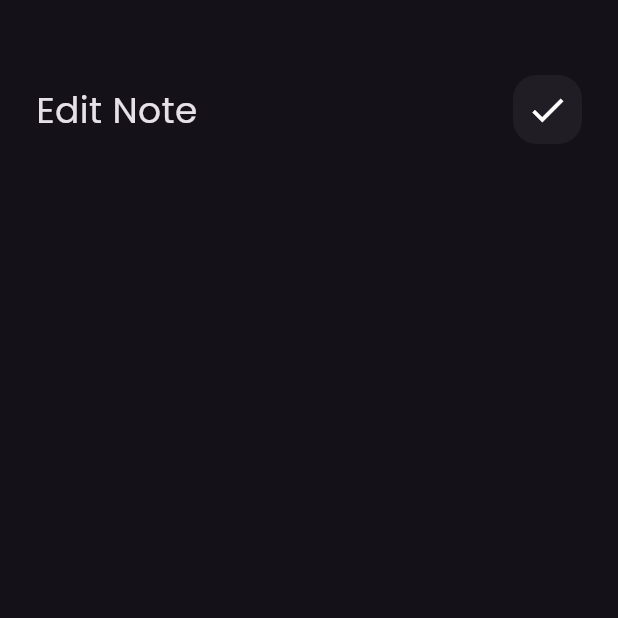
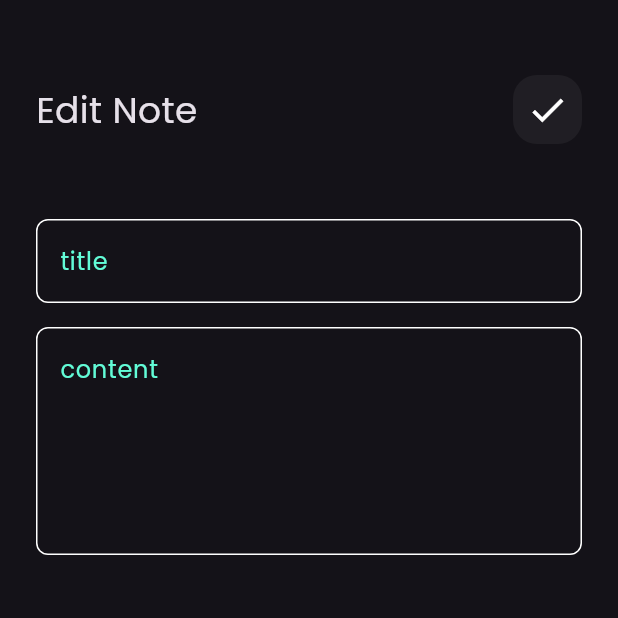
Before and after one commit to ahmed-ehab-m/NotesAsync, a Flutter app: the EditNoteView screen opened directly, on a phone screen of 412 x 824 dp, the top half of it. Run offline on Flutter 3.47's test engine with Material 3 defaults, Android fonts, the phone set to English and light mode, and no system bars; our stand-ins replace font_awesome_flutter.

Commit message:
edit note view ui finish

```diff
--- a/lib/views/widgets/edit_note_view_body.dart
+++ b/lib/views/widgets/edit_note_view_body.dart
@@ -1,5 +1,6 @@
 import 'package:flutter/material.dart';
 import 'package:notes_app/views/widgets/custom_app_bar.dart';
+import 'package:notes_app/views/widgets/custom_text_field.dart';
 
 class EditNoteViewBody extends StatelessWidget {
   const EditNoteViewBody({super.key});
@@ -18,9 +19,16 @@ class EditNoteViewBody extends StatelessWidget {
             icon: Icons.check,
           ),
           SizedBox(
-            height: 10,
+            height: 50,
           ),
-          // Expanded(child: CustomNotesListView()),
+          CustomTextField(text: 'title'),
+          SizedBox(
+            height: 16,
+          ),
+          CustomTextField(
+            text: 'content',
+            maxLines: 5,
+          ),
         ],
       ),
     );
```
